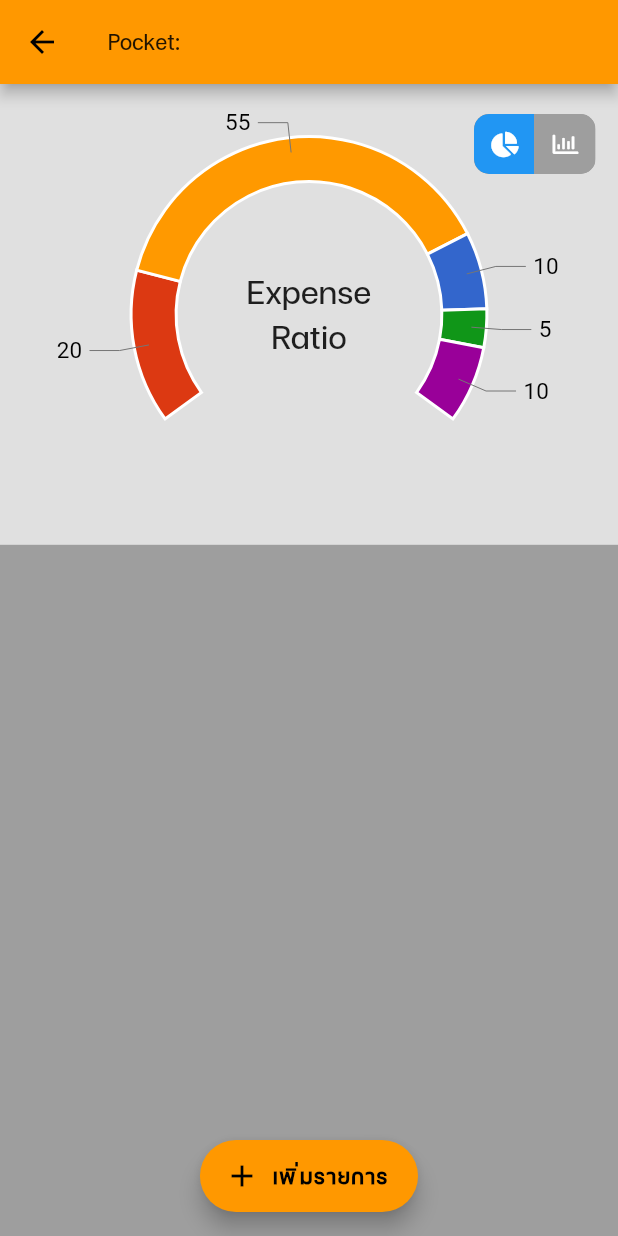
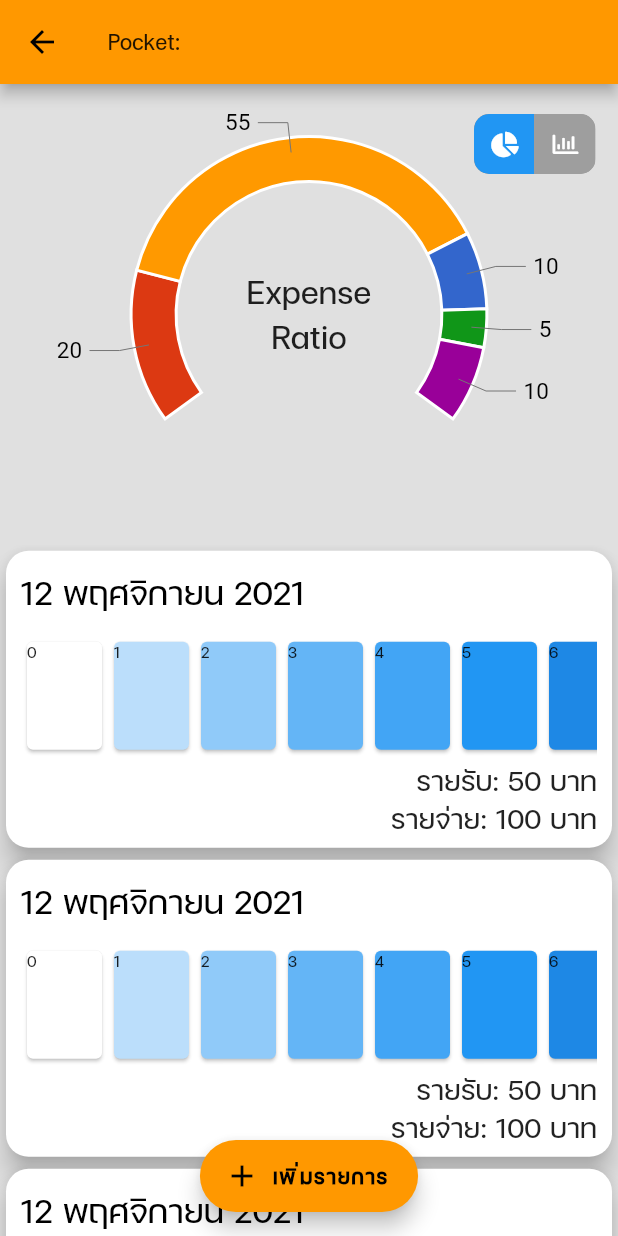
Before and after one commit to SuphasitC/LedgerV2, a Flutter app: the PocketPage screen opened directly with empty values, on a phone screen of 412 x 824 dp. Run offline on Flutter 3.47's test engine with Material 2 defaults, Android fonts, the phone set to English and light mode, and no system bars; drawn by our look-alikes of toggle_switch; our stand-ins replace charts_flutter, flutter_colorpicker, font_awesome_flutter.

Commit message:
PocketPage with ListScrollable and transaction

```diff
--- a/lib/presentation/pocket_page.dart
+++ b/lib/presentation/pocket_page.dart
@@ -3,6 +3,8 @@ import 'package:font_awesome_flutter/font_awesome_flutter.dart';
 import 'package:ledger_v2/config/routes.dart';
 import 'package:ledger_v2/pocket.dart';
 import 'package:ledger_v2/presentation/gauge_chart.dart';
+import 'package:ledger_v2/presentation/transaction_list_tile.dart';
+import 'package:ledger_v2/transaction.dart';
 import 'package:toggle_switch/toggle_switch.dart';
 
 class PocketPage extends StatefulWidget {
@@ -87,13 +89,13 @@ class _PocketPageState extends State<PocketPage> {
           Expanded(
             flex: 3,
             child: Container(
-              color: Colors.grey,
+              color: Colors.grey[300],
               child: Expanded(
                 child: ListView.builder(
-                  itemCount: pockets.length,
-                  itemBuilder: (context, index) => ListTile(
-                    title: Text('Hello'),
-                    trailing: Text('from world'),
+                  itemCount: transaction.length,
+                  itemBuilder: (context, index) => TransactionListTile(
+                    transaction: transaction[index],
+                    // refreshCallback: refreshCallback,
                   ),
                 ),
               ),
--- /dev/null
+++ b/lib/presentation/transaction_list_tile.dart
@@ -0,0 +1,143 @@
+import 'package:flutter/material.dart';
+import 'package:ledger_v2/config/routes.dart';
+import 'package:ledger_v2/pocket.dart';
+import 'package:ledger_v2/transaction.dart';
+
+class TransactionListTile extends StatefulWidget {
+  final List<Transaction> transaction;
+  // final Function refreshCallback;
+
+// TransactionListTile({Key key, this.transaction, this.refreshCallback})
+//       : super(key: key);
+  TransactionListTile({Key key, this.transaction}) : super(key: key);
+
+  @override
+  _TransactionListTileState createState() => _TransactionListTileState();
+}
+
+class _TransactionListTileState extends State<TransactionListTile> {
+  List<Transaction> transaction;
+  // Function refreshCallback;
+
+  List<Shadow> shadows = [
+    Shadow(offset: Offset(-1.5, -1.5), color: Colors.black),
+    Shadow(offset: Offset(1.5, -1.5), color: Colors.black),
+    Shadow(offset: Offset(1.5, 1.5), color: Colors.black),
+    Shadow(offset: Offset(-1.5, 1.5), color: Colors.black),
+  ];
+
+  @override
+  void initState() {
+    super.initState();
+    transaction = this.widget.transaction;
+    // refreshCallback = this.widget.refreshCallback;
+  }
+
+  @override
+  Widget build(BuildContext context) {
+    return Container(
+      height: MediaQuery.of(context).size.height * 0.25,
+      child: GestureDetector(
+        child: Card(
+          elevation: 7,
+          shape: RoundedRectangleBorder(
+            borderRadius: BorderRadius.circular(15),
+          ),
+          child: Column(
+            children: [
+              Expanded(
+                flex: 2,
+                child: Row(
+                  // mainAxisAlignment: MainAxisAlignment.start,
+                  children: [
+                    Expanded(
+                      flex: 1,
+                      child: Padding(
+                        padding: EdgeInsets.all(10),
+                        child: Text(
+                          '12 พฤศจิกายน 2021',
+                          style: TextStyle(
+                            fontSize: 30,
+                            color: Colors.black,
+                            // shadows: shadows,
+                          ),
+                        ),
+                      ),
+                    ),
+                    // Expanded(flex: 1, child: Text('My Pocket')),
+                  ],
+                ),
+              ),
+              Expanded(
+                flex: 3,
+                child: Container(
+                  padding: EdgeInsets.only(left: 10, right: 10),
+                  child: InnerTransactionListTile(),
+                ),
+              ),
+              Expanded(
+                flex: 2,
+                child: Row(
+                  mainAxisAlignment: MainAxisAlignment.end,
+                  children: [
+                    Padding(
+                      padding: EdgeInsets.only(right: 10),
+                      child: Column(
+                        crossAxisAlignment: CrossAxisAlignment.end,
+                        children: [
+                          Text(
+                            'รายรับ: 50 บาท',
+                            style: TextStyle(
+                              fontSize: 25,
+                            ),
+                          ),
+                          Text(
+                            'รายจ่าย: 100 บาท',
+                            style: TextStyle(
+                              fontSize: 25,
+                            ),
+                          ),
+                        ],
+                      ),
+                    ),
+                  ],
+                ),
+              ),
+            ],
+          ),
+        ),
+        onTap: () => {
+          // Navigator.of(context)
+          //     .pushNamed(AppRoutes.pocketPage, arguments: this.pocket)
+          //     .then((value) => this.refreshCallback()),
+        },
+      ),
+    );
+  }
+}
+
+class InnerTransactionListTile extends StatelessWidget {
+  @override
+  Widget build(BuildContext context) {
+    return ListView(
+      children: <Widget>[
+        Container(
+          height: 80.0,
+          child: ListView(
+            scrollDirection: Axis.horizontal,
+            children: List.generate(10, (int index) {
+              return Card(
+                color: Colors.blue[index * 100],
+                child: Container(
+                  width: 50.0,
+                  height: 50.0,
+                  child: Text("$index"),
+                ),
+              );
+            }),
+          ),
+        ),
+      ],
+    );
+  }
+}
--- a/lib/transaction.dart
+++ b/lib/transaction.dart
@@ -23,6 +23,31 @@ List<Category> categories = [
   Category('สนอง Need', true),
 ];
 
+var transaction = [
+  [
+    Transaction(categories[3], 30000, '', DateTime.now()),
+    Transaction(categories[2], 450, '', DateTime.now()),
+    Transaction(categories[1], 700, '', DateTime.now()),
+    Transaction(categories[6], 5800, '', DateTime.now()),
+    Transaction(categories[10], 630, '', DateTime.now()),
+    Transaction(categories[5], 500, '', DateTime.now()),
+  ],
+  [
+    Transaction(categories[1], 300, '', DateTime.now()),
+    Transaction(categories[2], 4500, '', DateTime.now()),
+    Transaction(categories[3], 70, '', DateTime.now()),
+    Transaction(categories[4], 400, '', DateTime.now()),
+  ],
+  [
+    Transaction(categories[10], 30000, '', DateTime.now()),
+    Transaction(categories[7], 450, '', DateTime.now()),
+    Transaction(categories[2], 70, '', DateTime.now()),
+    Transaction(categories[1], 60, '', DateTime.now()),
+    Transaction(categories[9], 6300, '', DateTime.now()),
+    Transaction(categories[5], 5000, '', DateTime.now()),
+  ],
+];
+
 class Category {
   String label;
   bool isExpense;
```
